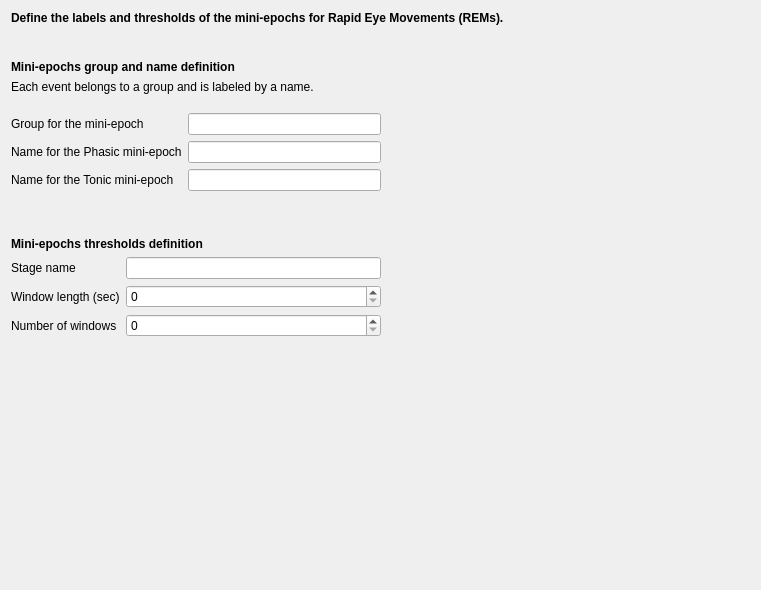
Above: tools/CEAMSTools/REMsToMiniEpochs/MiniEpochDefinition/Ui_MiniEpochDefinition.ui from SnoozToolbox/snooz-package-ceams before the change. Below: the same form after it.
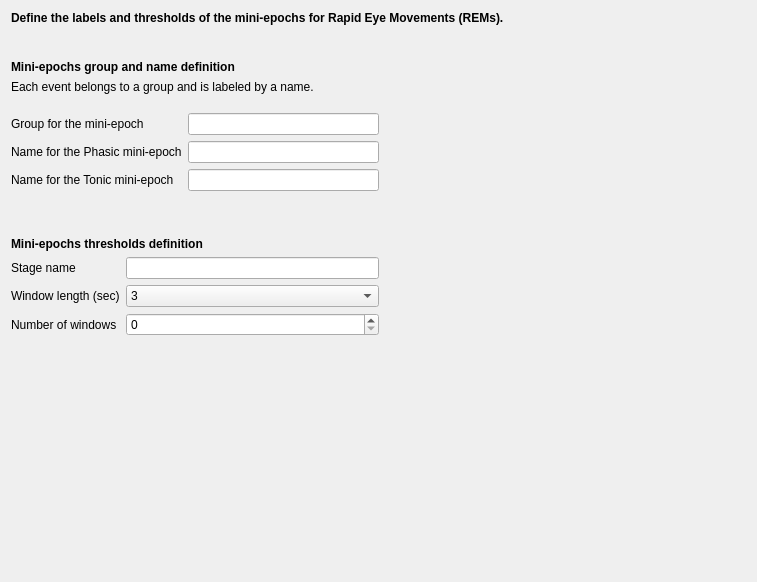
That is the form after the change.

Commit message: REMsToMiniEpochs have been updated to accept specific window lengths and support headless mode.

Diff of the .ui file:
```diff
--- a/tools/CEAMSTools/REMsToMiniEpochs/MiniEpochDefinition/Ui_MiniEpochDefinition.ui
+++ b/tools/CEAMSTools/REMsToMiniEpochs/MiniEpochDefinition/Ui_MiniEpochDefinition.ui
@@ -6,8 +6,8 @@
    <rect>
     <x>0</x>
     <y>0</y>
-    <width>761</width>
-    <height>590</height>
+    <width>757</width>
+    <height>582</height>
    </rect>
   </property>
   <property name="windowTitle">
@@ -172,12 +172,28 @@
          </property>
         </widget>
        </item>
-       <item row="1" column="1">
-        <widget class="QSpinBox" name="spinBox_length"/>
-       </item>
        <item row="2" column="1">
         <widget class="QSpinBox" name="spinBox_number"/>
        </item>
+       <item row="1" column="1">
+        <widget class="QComboBox" name="comboBox_length">
+         <item>
+          <property name="text">
+           <string>3</string>
+          </property>
+         </item>
+         <item>
+          <property name="text">
+           <string>5</string>
+          </property>
+         </item>
+         <item>
+          <property name="text">
+           <string>10</string>
+          </property>
+         </item>
+        </widget>
+       </item>
       </layout>
      </item>
      <item>
```
The commit also changes 5 other files.
